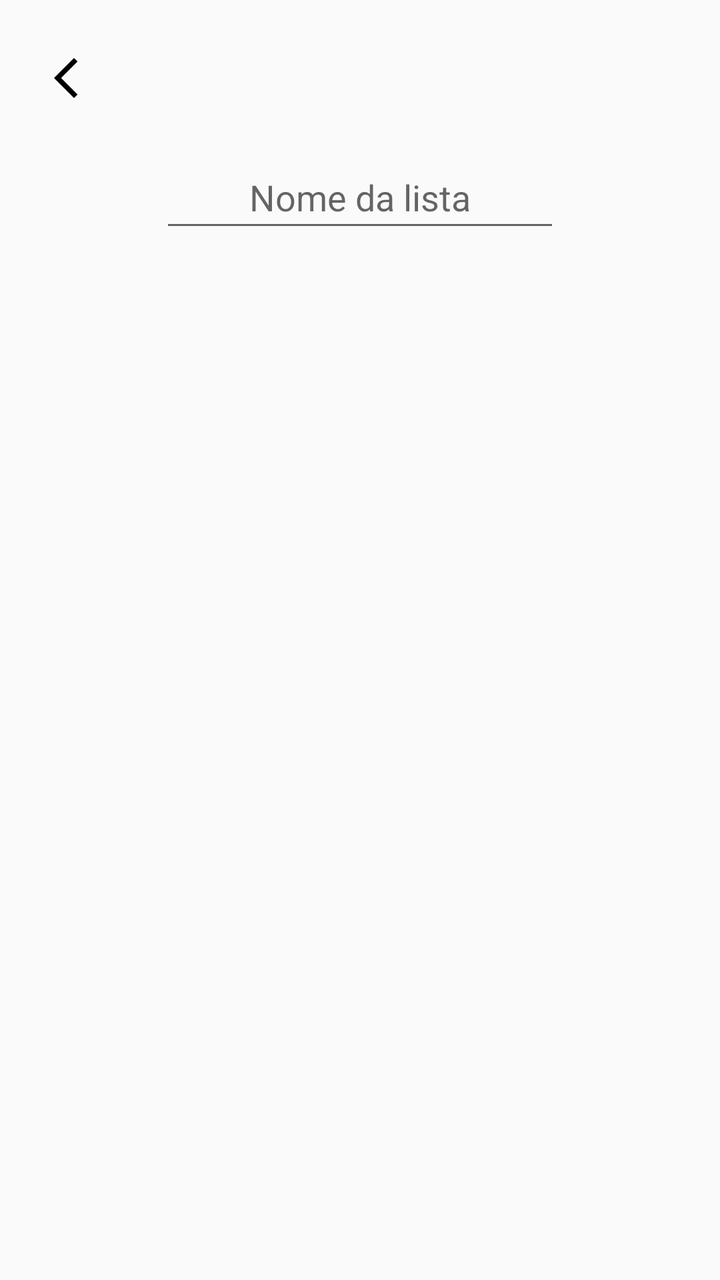
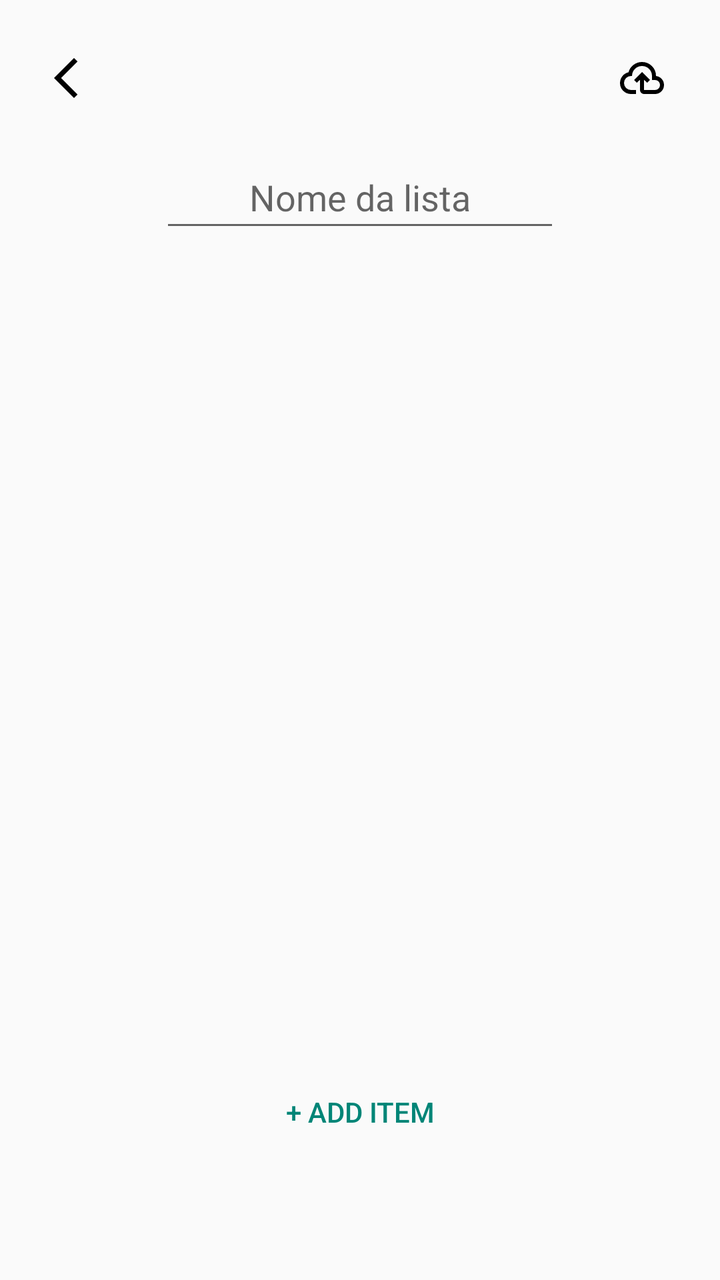

Two renders of the same Android screen: before a commit and after it. Below are the layout's source before the change and the commit's diff.
<!-- AndroidManifest.xml: application theme Theme.GroceryList -->
<!-- res/layout/activity_newlist.xml -->
<?xml version="1.0" encoding="utf-8"?>
<androidx.constraintlayout.widget.ConstraintLayout xmlns:android="http://schemas.android.com/apk/res/android"
    xmlns:app="http://schemas.android.com/apk/res-auto"
    android:layout_width="match_parent"
    android:layout_height="match_parent">

    <ImageButton
        android:id="@+id/backBtn"
        android:layout_width="48dp"
        android:layout_height="48dp"
        android:layout_marginStart="15dp"
        android:layout_marginTop="15dp"
        android:src="@drawable/ic_previous"
        android:background="@null"
        android:contentDescription="@string/backBtnDescription"
        app:layout_constraintStart_toStartOf="parent"
        app:layout_constraintTop_toTopOf="parent" />


    <EditText
        android:id="@+id/nameField"
        android:layout_width="200dp"
        android:layout_height="wrap_content"
        android:layout_marginTop="10dp"
        android:autofillHints="name"
        android:gravity="center"
        android:hint="@string/defaultListName"
        android:inputType="text"
        android:minHeight="48dp"
        app:layout_constraintEnd_toEndOf="parent"
        app:layout_constraintStart_toStartOf="parent"
        app:layout_constraintTop_toBottomOf="@+id/backBtn" />

    <ScrollView
        android:id="@+id/scrollNewItems"
        android:layout_width="match_parent"
        android:layout_height="wrap_content"
        android:layout_marginTop="15dp"
        app:layout_constraintTop_toBottomOf="@id/nameField">

        <LinearLayout
            android:id="@+id/newItems"
            android:layout_width="wrap_content"
            android:layout_height="wrap_content"
            android:orientation="vertical"
            android:padding="16dp">

        </LinearLayout>
    </ScrollView>

</androidx.constraintlayout.widget.ConstraintLayout>
<!-- resources referenced by this layout -->
<resources>
  <!-- drawable ic_previous (drawable) -->
  <vector xmlns:android="http://schemas.android.com/apk/res/android" android:autoMirrored="true" android:height="24dp" android:tint="#000000" android:viewportHeight="960" android:viewportWidth="960" android:width="24dp">
        
      <path android:fillColor="@android:color/white" android:pathData="M400,880L0,480L400,80L471,151L142,480L471,809L400,880Z"/>
      
  </vector>
  <string name="backBtnDescription">Voltar</string>
  <string name="defaultListName">Nome da lista</string>
  <style name="Theme.GroceryList" parent="Theme.AppCompat.DayNight.NoActionBar">
          
      </style>
</resources>

<!-- the commit's change to res/layout/activity_newlist.xml (unified diff, before → after) -->
@@ -4,17 +4,41 @@
     android:layout_width="match_parent"
     android:layout_height="match_parent">
 
-    <ImageButton
-        android:id="@+id/backBtn"
-        android:layout_width="48dp"
-        android:layout_height="48dp"
-        android:layout_marginStart="15dp"
-        android:layout_marginTop="15dp"
-        android:src="@drawable/ic_previous"
-        android:background="@null"
-        android:contentDescription="@string/backBtnDescription"
-        app:layout_constraintStart_toStartOf="parent"
-        app:layout_constraintTop_toTopOf="parent" />
+    <LinearLayout
+        android:id="@+id/topBtns"
+        android:layout_width="match_parent"
+        android:layout_height="wrap_content"
+        android:orientation="horizontal"
+        app:layout_constraintTop_toTopOf="parent">
+
+        <ImageButton
+            android:id="@+id/backBtn"
+            android:layout_width="48dp"
+            android:layout_height="48dp"
+            android:layout_marginStart="15dp"
+            android:layout_marginTop="15dp"
+            android:src="@drawable/ic_previous"
+            android:background="@null"
+            android:contentDescription="@string/backBtnDescription"
+            app:layout_constraintStart_toStartOf="parent"
+            app:layout_constraintTop_toTopOf="parent" />
+
+        <Space
+            android:layout_width="0dp"
+            android:layout_height="1dp"
+            android:layout_weight="1"/>
+
+        <ImageButton
+            android:id="@+id/saveBtn"
+            android:layout_width="48dp"
+            android:layout_height="48dp"
+            android:layout_marginTop="15dp"
+            android:layout_marginEnd="15dp"
+            android:background="@null"
+            android:contentDescription="@string/saveBtnDescription"
+            android:src="@drawable/ic_savelist" />
+
+    </LinearLayout>
 
 
     <EditText
@@ -29,7 +53,7 @@
         android:minHeight="48dp"
         app:layout_constraintEnd_toEndOf="parent"
         app:layout_constraintStart_toStartOf="parent"
-        app:layout_constraintTop_toBottomOf="@+id/backBtn" />
+        app:layout_constraintTop_toBottomOf="@+id/topBtns" />
 
     <ScrollView
         android:id="@+id/scrollNewItems"
@@ -48,4 +72,15 @@
         </LinearLayout>
     </ScrollView>
 
+    <Button
+        android:id="@+id/addItemBtn"
+        style="?android:attr/buttonBarButtonStyle"
+        android:layout_width="150dp"
+        android:layout_height="48dp"
+        android:layout_marginBottom="60dp"
+        android:text="@string/addItem"
+        app:layout_constraintBottom_toBottomOf="parent"
+        app:layout_constraintStart_toStartOf="parent"
+        app:layout_constraintEnd_toEndOf="parent"/>
+
 </androidx.constraintlayout.widget.ConstraintLayout>
<!-- resource entries referenced after the edit -->
@@ -6,8 +6,16 @@
       <path android:fillColor="@android:color/white" android:pathData="M400,880L0,480L400,80L471,151L142,480L471,809L400,880Z"/>
       
   </vector>
+  <!-- drawable ic_savelist (drawable) -->
+  <vector xmlns:android="http://schemas.android.com/apk/res/android" android:height="24dp" android:tint="#000000" android:viewportHeight="960" android:viewportWidth="960" android:width="24dp">
+        
+      <path android:fillColor="@android:color/white" android:pathData="M260,800Q169,800 104.5,737Q40,674 40,583Q40,505 87,444Q134,383 210,366Q235,274 310,217Q385,160 480,160Q597,160 678.5,241.5Q760,323 760,440L760,440L760,440Q829,448 874.5,499.5Q920,551 920,620Q920,695 867.5,747.5Q815,800 740,800L520,800Q487,800 463.5,776.5Q440,753 440,720L440,514L376,576L320,520L480,360L640,520L584,576L520,514L520,720Q520,720 520,720Q520,720 520,720L740,720Q782,720 811,691Q840,662 840,620Q840,578 811,549Q782,520 740,520L680,520L680,440Q680,357 621.5,298.5Q563,240 480,240Q397,240 338.5,298.5Q280,357 280,440L260,440Q202,440 161,481Q120,522 120,580Q120,638 161,679Q202,720 260,720L360,720L360,800L260,800ZM480,520L480,520L480,520Q480,520 480,520Q480,520 480,520L480,520L480,520Q480,520 480,520Q480,520 480,520L480,520Q480,520 480,520Q480,520 480,520L480,520Q480,520 480,520Q480,520 480,520Q480,520 480,520Q480,520 480,520L480,520L480,520Q480,520 480,520Q480,520 480,520Q480,520 480,520Q480,520 480,520L480,520Q480,520 480,520Q480,520 480,520Q480,520 480,520Q480,520 480,520L480,520Z"/>
+      
+  </vector>
+  <string name="addItem">+ Add Item</string>
   <string name="backBtnDescription">Voltar</string>
   <string name="defaultListName">Nome da lista</string>
+  <string name="saveBtnDescription">Save List</string>
   <style name="Theme.GroceryList" parent="Theme.AppCompat.DayNight.NoActionBar">
           
       </style>
